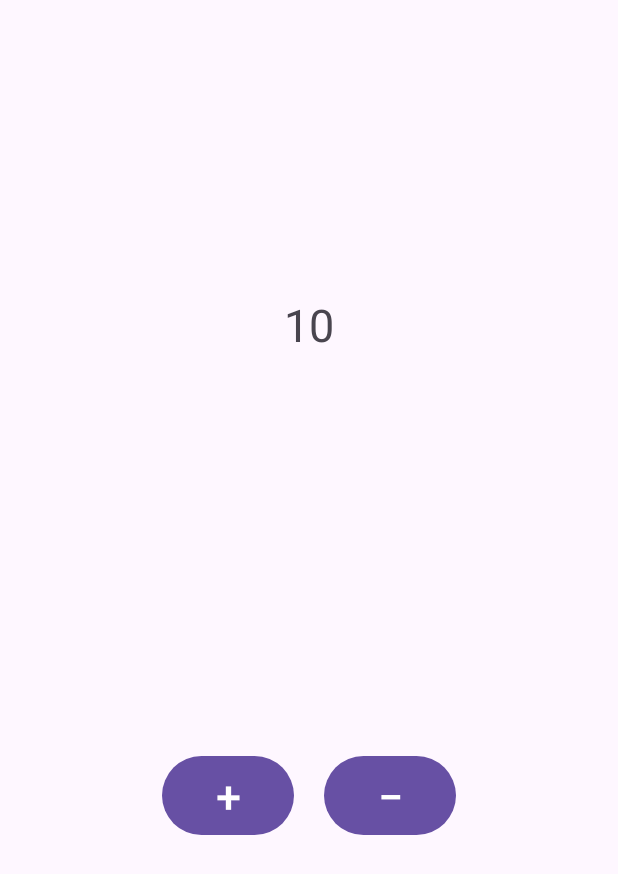
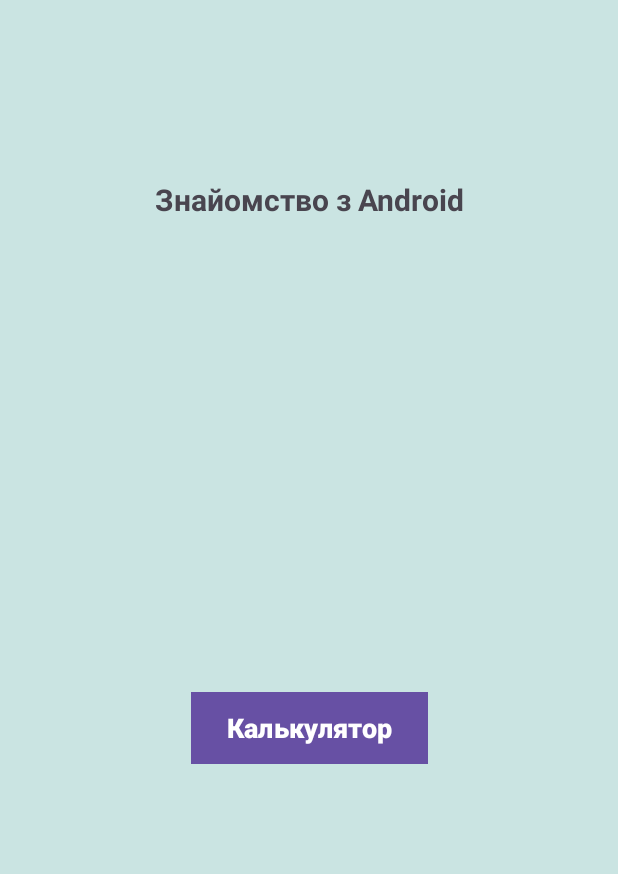
Before and after one commit to Babchinsky/Android-213, an Android app: the screen it shows after launch (MainActivity), on a phone screen of 412 x 824 dp. Shown: the top 874 px of the screen. Run offline under Robolectric (Android 15) with nearby library versions, the phone set to English and light mode, and no system bars.

Commit message:
Lesson 2. Calculator

```diff
--- a/app/src/main/AndroidManifest.xml
+++ b/app/src/main/AndroidManifest.xml
@@ -13,6 +13,9 @@
         android:theme="@style/Theme.Android213"
         tools:targetApi="31">
         <activity
+            android:name=".CalcActivity"
+            android:exported="false" />
+        <activity
             android:name=".MainActivity"
             android:exported="true">
             <intent-filter>
--- a/app/src/main/java/com/example/android_213/MainActivity.java
+++ b/app/src/main/java/com/example/android_213/MainActivity.java
@@ -1,53 +1,20 @@
 package com.example.android_213;
 
+import android.content.Intent;
 import android.os.Bundle;
 import android.view.View;
-import android.widget.TextView;
-
-//import androidx.activity.EdgeToEdge;
 import androidx.appcompat.app.AppCompatActivity;
-//import androidx.core.graphics.Insets;
-//import androidx.core.view.ViewCompat;
-//import androidx.core.view.WindowInsetsCompat;
 
 public class MainActivity extends AppCompatActivity {
-    //    private TextView tv1;
-    private TextView tv2;
 
     @Override
     protected void onCreate(Bundle savedInstanceState) {
         super.onCreate(savedInstanceState);
-//        EdgeToEdge.enable(this);
         setContentView(R.layout.activity_main);
-//        ViewCompat.setOnApplyWindowInsetsListener(findViewById(R.id.main), (v, insets) -> {
-//            Insets systemBars = insets.getInsets(WindowInsetsCompat.Type.systemBars());
-//            v.setPadding(systemBars.left, systemBars.top, systemBars.right, systemBars.bottom);
-//            return insets;
-//        });
-
-        tv2 = findViewById(R.id.textView2);
-        findViewById(R.id.buttonPlus).setOnClickListener(this::onButtonPlusClick);
-        findViewById(R.id.buttonMinus).setOnClickListener(this::onButtonMinusClick);
-//        tv1 = findViewById(R.id.textView1);
-//        findViewById(R.id.button1).setOnClickListener(this::onButton1Click);
+        findViewById(R.id.main_btn_calc).setOnClickListener(this::onButtonCalc);
     }
 
-//    private void onButton1Click(View view) {
-//
-////        String txt = tv1.getText().toString();
-////        txt += "!";
-////        tv1.setText(txt);
-//    }
-
-    private void onButtonPlusClick(View view) {
-        int number = Integer.parseInt(tv2.getText().toString());
-        number += 1;
-        tv2.setText(String.valueOf(number));
-    }
-
-    private void onButtonMinusClick(View view) {
-        int number = Integer.parseInt(tv2.getText().toString());
-        number -= 1;
-        tv2.setText(String.valueOf(number));
+    private void onButtonCalc(View view) {
+        startActivity(new Intent(MainActivity.this, CalcActivity.class));
     }
 }
--- a/app/src/main/res/layout/activity_main.xml
+++ b/app/src/main/res/layout/activity_main.xml
@@ -5,64 +5,71 @@
     android:id="@+id/main"
     android:layout_width="match_parent"
     android:layout_height="match_parent"
+    android:background="@color/main_layout_bg"
     tools:context=".MainActivity">
 
+        <TextView
+            android:id="@+id/main_tv_title"
+            android:layout_width="wrap_content"
+            android:layout_height="wrap_content"
+            android:text="@string/main_tv_title"
+            android:textSize="20sp"
+            android:textStyle="bold"
+            app:layout_constraintBottom_toBottomOf="parent"
+            app:layout_constraintEnd_toEndOf="parent"
+            app:layout_constraintStart_toStartOf="parent"
+            app:layout_constraintTop_toTopOf="parent"
+            app:layout_constraintVertical_bias="0.15" />
+
+        <Button
+            android:id="@+id/main_btn_calc"
+            android:layout_width="wrap_content"
+            android:layout_height="wrap_content"
+            android:text="@string/main_btn_calc"
+            android:background="@color/main_btn_bg"
+            android:textSize="18sp"
+            android:textStyle="bold"
+            android:backgroundTint="@null"
+            app:layout_constraintBottom_toBottomOf="parent"
+            app:layout_constraintEnd_toEndOf="parent"
+            app:layout_constraintStart_toStartOf="parent"
+            app:layout_constraintTop_toBottomOf="@+id/main_tv_title" />
+
 <!--    <TextView-->
-    <!--        android:id="@+id/textView1"-->
+<!--        android:id="@+id/textView2"-->
 <!--        android:layout_width="wrap_content"-->
 <!--        android:layout_height="wrap_content"-->
-    <!--        android:text="Hello World!"-->
+<!--        android:text="10"-->
+<!--        android:textSize="30sp"-->
 <!--        app:layout_constraintBottom_toBottomOf="parent"-->
 <!--        app:layout_constraintEnd_toEndOf="parent"-->
 <!--        app:layout_constraintStart_toStartOf="parent"-->
 <!--        app:layout_constraintTop_toTopOf="parent"-->
-    <!--        app:layout_constraintVertical_bias="0.25" />-->
+<!--        app:layout_constraintVertical_bias="0.25"-->
+<!--        tools:ignore="HardcodedText" />-->
 
 <!--    <Button-->
-    <!--        android:id="@+id/button1"-->
+<!--        android:id="@+id/buttonPlus"-->
 <!--        android:layout_width="wrap_content"-->
 <!--        android:layout_height="wrap_content"-->
-    <!--        android:text="Hello World!"-->
+<!--        android:text="+"-->
+<!--        android:textSize="30sp"-->
+<!--        app:layout_constraintBottom_toBottomOf="parent"-->
+<!--        app:layout_constraintEnd_toEndOf="@+id/buttonMinus"-->
+<!--        app:layout_constraintStart_toStartOf="parent"-->
+<!--        app:layout_constraintTop_toBottomOf="@+id/textView2"-->
+<!--        tools:ignore="HardcodedText" />-->
+
+<!--    <Button-->
+<!--        android:id="@+id/buttonMinus"-->
+<!--        android:layout_width="wrap_content"-->
+<!--        android:layout_height="wrap_content"-->
+<!--        android:text="−"-->
+<!--        android:textSize="30sp"-->
 <!--        app:layout_constraintBottom_toBottomOf="parent"-->
 <!--        app:layout_constraintEnd_toEndOf="parent"-->
-    <!--        app:layout_constraintStart_toStartOf="parent"-->
-    <!--        app:layout_constraintTop_toBottomOf="@+id/textView1" />-->
-
-    <TextView
-        android:id="@+id/textView2"
-        android:layout_width="wrap_content"
-        android:layout_height="wrap_content"
-        android:text="10"
-        android:textSize="30sp"
-        app:layout_constraintBottom_toBottomOf="parent"
-        app:layout_constraintEnd_toEndOf="parent"
-        app:layout_constraintStart_toStartOf="parent"
-        app:layout_constraintTop_toTopOf="parent"
-        app:layout_constraintVertical_bias="0.25"
-        tools:ignore="HardcodedText" />
-
-    <Button
-        android:id="@+id/buttonPlus"
-        android:layout_width="wrap_content"
-        android:layout_height="wrap_content"
-        android:text="+"
-        android:textSize="30sp"
-        app:layout_constraintBottom_toBottomOf="parent"
-        app:layout_constraintEnd_toEndOf="@+id/buttonMinus"
-        app:layout_constraintStart_toStartOf="parent"
-        app:layout_constraintTop_toBottomOf="@+id/textView2"
-        tools:ignore="HardcodedText" />
-
-    <Button
-        android:id="@+id/buttonMinus"
-        android:layout_width="wrap_content"
-        android:layout_height="wrap_content"
-        android:text="−"
-        android:textSize="30sp"
-        app:layout_constraintBottom_toBottomOf="parent"
-        app:layout_constraintEnd_toEndOf="parent"
-        app:layout_constraintStart_toStartOf="@+id/buttonPlus"
-        app:layout_constraintTop_toBottomOf="@+id/textView2"
-        tools:ignore="HardcodedText" />
+<!--        app:layout_constraintStart_toStartOf="@+id/buttonPlus"-->
+<!--        app:layout_constraintTop_toBottomOf="@+id/textView2"-->
+<!--        tools:ignore="HardcodedText" />-->
 
 </androidx.constraintlayout.widget.ConstraintLayout>
--- a/app/src/main/res/values/colors.xml
+++ b/app/src/main/res/values/colors.xml
@@ -2,4 +2,19 @@
 <resources>
     <color name="black">#FF000000</color>
     <color name="white">#FFFFFFFF</color>
+
+    <!--    region MAIN -->
+    <color name="main_layout_bg">#CAE4E2</color>
+    <color name="main_btn_bg">#575408</color>
+    <!--    endregion -->
+
+    <!-- region CALC -->
+    <color name="calc_layout_bg">#202020</color>
+    <color name="calc_btn_func_bg">#323232</color>
+    <color name="calc_btn_digit_bg">#3B3B3B</color>
+    <color name="calc_btn_equal_bg">#4BC0FD</color>
+    <color name="calc_tv_res_fg">#FDFDFD</color>
+    <color name="calc_tv_exp_fg">#A5A5A5</color>
+    <!-- endregion -->
+
 </resources>
```
Also changed, not shown: app/src/main/java/com/example/android_213/CalcActivity.java (added, +35 -0 lines), app/src/main/res/drawable/calc_btn_digit.xml (added, +9 -0 lines), app/src/main/res/drawable/calc_btn_equal.xml (added, +9 -0 lines), app/src/main/res/drawable/calc_btn_func.xml (added, +9 -0 lines), app/src/main/res/layout/activity_calc.xml (added, +182 -0 lines), app/src/main/res/values/strings.xml (+29 -0 lines), app/src/main/res/values/styles.xml (added, +37 -0 lines). Lines whose indentation alone changed are shown as unchanged.
